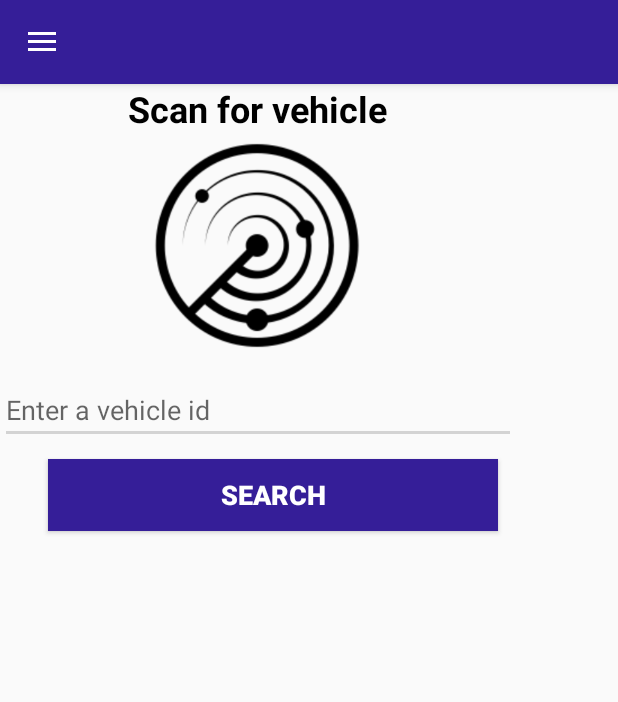
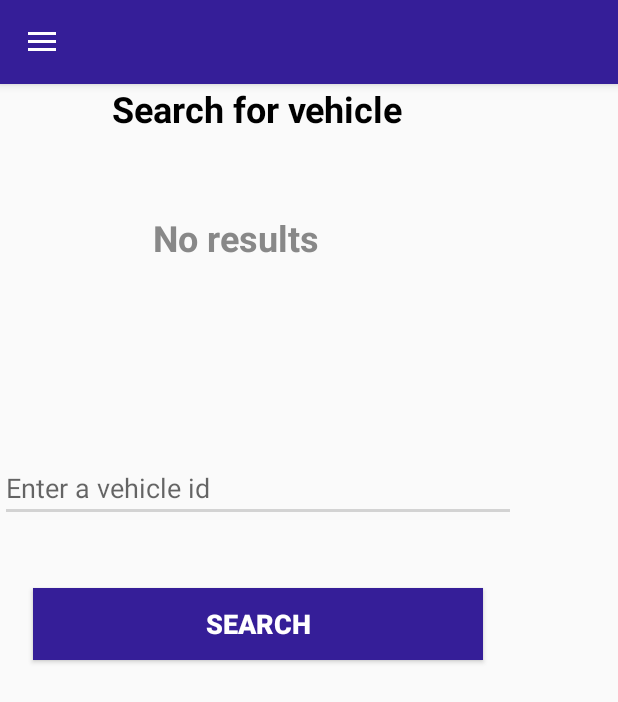
Before and after one commit to Atila92/SmartVehicleFleet, an Android app: the MainActivity screen opened directly, with no data from a screen before it, after a tap on "SEARCH", on a phone screen of 412 x 824 dp. Shown: the top 702 px of the screen. Run offline under Robolectric (Android 15) with nearby library versions, the phone set to English and light mode, and no system bars; libraries missing offline, so code that uses them is left out: com.estimote.coresdk, com.loopj.android, cz.msebera.android; 1 statement that could not run was skipped.

Commit message:
search and delete vehicle function working

```diff
--- a/app/src/main/java/com/example/atila/smartvehiclefleet/MainActivity.java
+++ b/app/src/main/java/com/example/atila/smartvehiclefleet/MainActivity.java
@@ -8,6 +8,7 @@ import android.content.Context;
 import android.content.Intent;
 import android.content.SharedPreferences;
 import android.database.Cursor;
+import android.graphics.Color;
 import android.os.Bundle;
 import android.provider.Settings;
 import android.support.design.widget.FloatingActionButton;
@@ -51,11 +52,13 @@ public class MainActivity extends AppCompatActivity
     private EditText editTextSearch;
     private Button searchButton;
     private BeaconManager beaconManager;
-    private boolean notificationAlreadyShown = false;
     private DataProvider dataProvider;
+    private TextView searchResult;
+    private Button deleteButton;
     private String beaconIdentifier;
     private String userInput;
-    public static HashMap<Integer,Proximity> proximityValues = new HashMap<>();
+    private SyncService sync;
+
 
     @Override
     protected void onCreate(Bundle savedInstanceState) {
@@ -67,8 +70,10 @@ public class MainActivity extends AppCompatActivity
         textViewSearchHeader = (TextView) findViewById(R.id.textViewSearchHeader);
         editTextSearch = (EditText) findViewById(R.id.editTextSearch);
         searchButton = (Button) findViewById(R.id.searchButton);
-        beaconManager = new BeaconManager(getApplicationContext());
+        searchResult = (TextView) findViewById(R.id.searchTextView);
+        deleteButton = (Button) findViewById(R.id.deleteButton);
         dataProvider = new DataProvider(this);
+        sync = new SyncService(getApplicationContext(),MainActivity.this);
 
         DrawerLayout drawer = (DrawerLayout) findViewById(R.id.drawer_layout);
         ActionBarDrawerToggle toggle = new ActionBarDrawerToggle(
@@ -78,13 +83,6 @@ public class MainActivity extends AppCompatActivity
 
         NavigationView navigationView = (NavigationView) findViewById(R.id.nav_view);
         navigationView.setNavigationItemSelectedListener(this);
-        //populating the proximity values
-        proximityValues.put(0,Proximity.IMMEDIATE);
-        proximityValues.put(1,Proximity.NEAR);
-        proximityValues.put(2,Proximity.FAR);
-        proximityValues.put(3,Proximity.UNKNOWN);
-
-        //initializes the sharedprefs
 
         //Listener for enter click
         editTextSearch.setOnKeyListener(new View.OnKeyListener() {
@@ -92,8 +90,6 @@ public class MainActivity extends AppCompatActivity
                 // If the event is a key-down event on the "enter" button
                 if ((event.getAction() == KeyEvent.ACTION_DOWN) &&
                         (keyCode == KeyEvent.KEYCODE_ENTER)) {
-                    notificationAlreadyShown = false;
-                    beaconManager.disconnect();
                     findVehicle();
                     return true;
                 }
@@ -103,9 +99,16 @@ public class MainActivity extends AppCompatActivity
 
         searchButton.setOnClickListener(new View.OnClickListener() {
             public void onClick(View v) {
-                notificationAlreadyShown = false;
-                beaconManager.disconnect();
                 findVehicle();
+            }
+        });
+
+        deleteButton.setOnClickListener(new View.OnClickListener() {
+            public void onClick(View v) {
+                dataProvider.deleteVehicleMapping(userInput);
+                deleteButton.setVisibility(View.INVISIBLE);
+                searchResult.setText(" ");
+                sync.deleteData(userInput);
             }
         });
 
@@ -120,7 +123,6 @@ public class MainActivity extends AppCompatActivity
     @Override
     protected void onDestroy() {
         super.onDestroy();
-        beaconManager.disconnect();
     }
 
     @Override
@@ -158,7 +160,7 @@ public class MainActivity extends AppCompatActivity
         return true;
     }
 
-    public void showNotification(String title, String message) {
+/*    public void showNotification(String title, String message) {
         if (notificationAlreadyShown) { return; }
 
         Intent notifyIntent = new Intent(this, MainActivity.class);
@@ -178,82 +180,24 @@ public class MainActivity extends AppCompatActivity
                 (NotificationManager) getSystemService(Context.NOTIFICATION_SERVICE);
         notificationManager.notify(1, notification);
         notificationAlreadyShown = true;
-    }
+    }*/
 
     public void findVehicle(){
-        beaconManager.connect(new BeaconManager.ServiceReadyCallback() {
-            @Override public void onServiceReady() {
-                beaconManager.startLocationDiscovery();
-            }
-        });
-        //Loading bar
-        final ProgressDialog progress = new ProgressDialog(this);
-        final SharedPreferences prefs = getSharedPreferences(SettingsActivity.MY_PREFS_NAME, MODE_PRIVATE);
-        progress.setTitle("Loading");
-        progress.setMessage("Wait while starting the scanner..");
-        progress.setCancelable(true); // disable dismiss by tapping outside of the dialog
-        progress.show();
-        //Finds the beaconId corresponding to the vehicle id entered
         userInput = editTextSearch.getText().toString();
-        Log.d("Userinput --->",userInput);
-        if(dataProvider.selectBeaconIdentifier(userInput).moveToFirst()){
-            Cursor cursor = dataProvider.selectBeaconIdentifier(userInput);
-            cursor.moveToFirst();
-            while (!cursor.isAfterLast()) {
-                beaconIdentifier = cursor.getString(cursor.getColumnIndex(DbHelper.BEACON_IDENTIFIER));
-                cursor.moveToNext();
-            }
-            cursor.close();
-            Log.d("beaconid --->",beaconIdentifier);
-            beaconManager.setLocationListener(new BeaconManager.LocationListener() {
-                @Override
-                public void onLocationsFound(List<EstimoteLocation> beacons) {
-                    progress.setTitle("Searching");
-                    progress.setMessage("Searching for vehicle ");
-                    Integer radius = prefs.getInt("radius",0);
-                    //proximityValues.get(prefs.getInt("radius",0))
-                    if(radius==0) {
-                        for (EstimoteLocation beacon : beacons) {
-                            if (beacon.id.toString().equals(beaconIdentifier) && RegionUtils.computeProximity(beacon) == Proximity.IMMEDIATE) {
-                                progress.dismiss();
-                                showNotification("Vehicle Found!", "Vehicle with identifier " + userInput + " was found.");
-                            }
+        Cursor cursor = dataProvider.selectBeaconIdentifier(userInput);
+        if(cursor.getCount()>0){
+            searchResult.setTextAlignment(View.TEXT_ALIGNMENT_TEXT_START);
+            searchResult.setTextColor(Color.GREEN);
+            searchResult.setText("Found vehicle: "+userInput);
+            deleteButton.setVisibility(View.VISIBLE);
 
-                        }
-                    }else if(radius==1) {
-                        for (EstimoteLocation beacon : beacons) {
-                            if (beacon.id.toString().equals(beaconIdentifier) && (RegionUtils.computeProximity(beacon) == Proximity.IMMEDIATE ||RegionUtils.computeProximity(beacon) == Proximity.NEAR)) {
-                                progress.dismiss();
-                                showNotification("Vehicle Found!", "Vehicle with identifier " + userInput + " was found.");
-                            }
 
-                        }
-                    }else if(radius==2) {
-                        for (EstimoteLocation beacon : beacons) {
-                            if (beacon.id.toString().equals(beaconIdentifier) && (RegionUtils.computeProximity(beacon) == Proximity.IMMEDIATE ||RegionUtils.computeProximity(beacon) == Proximity.NEAR ||RegionUtils.computeProximity(beacon) == Proximity.FAR)) {
-                                progress.dismiss();
-                                showNotification("Vehicle Found!", "Vehicle with identifier " + userInput + " was found.");
-                            }
-
-                        }
-                    }else if(radius==3) {
-                        for (EstimoteLocation beacon : beacons) {
-                            if (beacon.id.toString().equals(beaconIdentifier) && (RegionUtils.computeProximity(beacon) == Proximity.IMMEDIATE ||RegionUtils.computeProximity(beacon) == Proximity.NEAR ||RegionUtils.computeProximity(beacon) == Proximity.FAR ||RegionUtils.computeProximity(beacon) == Proximity.UNKNOWN)) {
-                                progress.dismiss();
-                                showNotification("Vehicle Found!", "Vehicle with identifier " + userInput + " was found.");
-                            }
-
-                        }
-                    }
-
-                }
-            });
-            beaconManager.disconnect();
-        }else{
-            Toast.makeText(MainActivity.this, "Please enter a valid vehicle identifier", Toast.LENGTH_SHORT).show();
-            progress.dismiss();
+        } else{
+            searchResult.setTextAlignment(View.TEXT_ALIGNMENT_CENTER);
+            searchResult.setTextColor(Color.GRAY);
+            searchResult.setText("No results");
+            deleteButton.setVisibility(View.INVISIBLE);
         }
-
 
     }
 }
--- a/app/src/main/java/com/example/atila/smartvehiclefleet/dbhelper/DataProvider.java
+++ b/app/src/main/java/com/example/atila/smartvehiclefleet/dbhelper/DataProvider.java
@@ -99,4 +99,10 @@ public class DataProvider {
         return cursor;
     }
 
+    public void deleteVehicleMapping(String vehicleId)
+    {
+        database.delete(DbHelper.TABLE_MAPPING, DbHelper.VEHICLE_IDENTIFIER + "='" + vehicleId+"'", null);
+        database.delete(DbHelper.TABLE_LOCATION, DbHelper.REF_VEHICLE_IDENTIFIER + "='" + vehicleId+"'", null);
+    }
+
 }
--- a/app/src/main/res/layout/content_main.xml
+++ b/app/src/main/res/layout/content_main.xml
@@ -20,7 +20,7 @@
             android:layout_height="wrap_content"
             android:layout_alignParentTop="true"
             android:layout_centerHorizontal="true"
-            android:text="Scan for vehicle"
+            android:text="Search for vehicle"
             android:textAlignment="center"
             android:textColor="#000000"
             android:textSize="24sp"
@@ -36,41 +36,52 @@
             android:id="@+id/editTextSearch"
             android:layout_width="match_parent"
             android:layout_height="wrap_content"
-            android:layout_alignParentStart="true"
-            android:layout_below="@+id/imageView2"
-            android:layout_marginTop="12dp"
             android:ems="10"
             android:hint="Enter a vehicle id"
             android:inputType="textPersonName"
             tools:layout_editor_absoluteX="72dp"
-            tools:layout_editor_absoluteY="193dp" />
+            tools:layout_editor_absoluteY="193dp"
+            android:layout_above="@+id/searchButton"
+            android:layout_alignParentStart="true"
+            android:layout_marginBottom="44dp" />
 
         <Button
             android:id="@+id/searchButton"
             android:layout_width="300dp"
             android:layout_height="wrap_content"
-            android:layout_marginTop="10dp"
             android:background="@color/colorPrimaryDark"
             android:elevation="10dp"
             android:text="Search"
             android:textColor="#ffff"
             android:textStyle="bold"
             android:textSize="18sp"
-            android:layout_below="@+id/editTextSearch"
+            android:layout_alignParentBottom="true"
+            android:layout_centerHorizontal="true"
+            android:layout_marginBottom="111dp" />
+
+        <TextView
+            android:id="@+id/searchTextView"
+            android:layout_width="match_parent"
+            android:layout_height="wrap_content"
+            android:layout_alignParentStart="true"
+            android:layout_below="@+id/textViewSearchHeader"
+            android:layout_marginTop="53dp"
+            android:layout_toStartOf="@+id/deleteButton"
+            android:textAlignment="textStart"
+            android:textColor="@android:color/holo_green_dark"
+            android:textSize="24sp"
+            android:textStyle="bold" />
+
+        <Button
+            android:id="@+id/deleteButton"
+            android:layout_width="30dp"
+            android:layout_height="wrap_content"
+            android:layout_alignBottom="@+id/searchTextView"
             android:layout_alignParentEnd="true"
-            android:layout_marginEnd="12dp" />
+            android:layout_alignTop="@+id/searchTextView"
+            android:background="@android:drawable/ic_delete"
+            android:visibility="invisible" />
 
-        <ImageView
-            android:id="@+id/imageView2"
-            android:layout_width="wrap_content"
-            android:layout_height="wrap_content"
-            android:layout_below="@+id/textViewSearchHeader"
-            android:layout_centerHorizontal="true"
-            android:adjustViewBounds="true"
-            android:maxHeight="150dp"
-            android:maxWidth="150dp"
-            android:scaleType="fitCenter"
-            app:srcCompat="@drawable/scan" />
     </RelativeLayout>
 
 </android.support.constraint.ConstraintLayout>
```
Also changed, not shown: app/src/main/java/com/example/atila/smartvehiclefleet/SyncService.java (+51 -2 lines).
